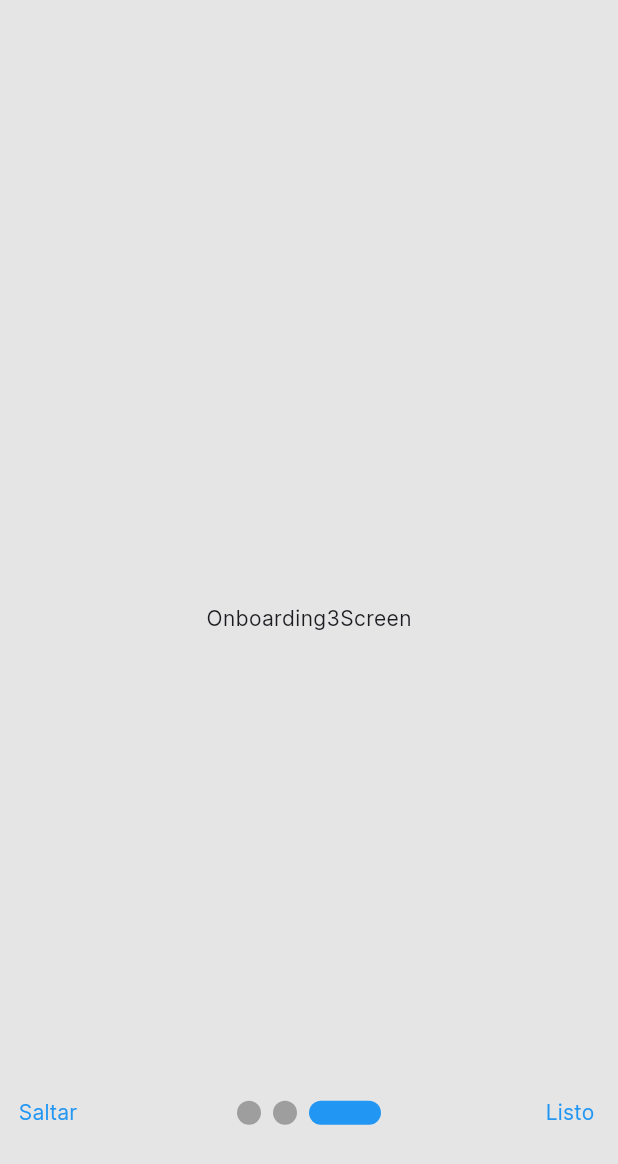
After one commit to MarianGuzman1829/APPSCOM, a Flutter app: the ContenedorOnboardingScreen screen opened by its route, after a tap on "Saltar", on a phone screen of 412 x 824 dp. The commit adds this screen. Shown: the top 1164 px of the screen. Run offline on Flutter 3.47's test engine with Material 3 defaults, Android fonts, the phone set to English and light mode, and no system bars; drawn by our look-alikes of smooth_page_indicator; our stand-ins replace animate_do, avatar_glow, device_preview, flutter_screenutil, flutter_svg, go_router and 4 more.

Commit message:
contenedor onboarding implementacion de los routes

```diff
--- /dev/null
+++ b/lib/src/screens/onboarding/components/contenedor_onboarding_screen.dart
@@ -0,0 +1,90 @@
+import 'package:flutter/material.dart';
+import 'package:appscom/src/screens/onboarding/screens_onboarding.dart';
+import 'package:flutter_screenutil/flutter_screenutil.dart';
+import 'package:smooth_page_indicator/smooth_page_indicator.dart';
+
+
+class ContenedorOnboardingScreen extends StatefulWidget {
+  static const String routename = 'ContenedorOnboarding';
+  const ContenedorOnboardingScreen({super.key});
+
+  @override
+  State<ContenedorOnboardingScreen> createState() =>
+      _ContenedorOnboardingScreenState();
+}
+
+class _ContenedorOnboardingScreenState
+    extends State<ContenedorOnboardingScreen> {
+  final PageController _controller = PageController();
+  bool ultimaPagina = false;
+
+  @override
+  Widget build(BuildContext context) {
+    return Scaffold(
+      body: SafeArea(
+        child: Stack(
+          children: [
+            // PageView
+            PageView(
+              controller: _controller,
+              onPageChanged: (index) {
+                setState(() {
+                  ultimaPagina = index == 2;
+                });
+              },
+              children: const [
+                Onboarding1Screen(),
+                Onboarding2Screen(),
+                Onboarding3Screen(),
+              ],
+            ),
+            // Controles de navegación
+            Align(
+              alignment: const Alignment(0, 0.85),
+              child: Row(
+                mainAxisAlignment: MainAxisAlignment.spaceBetween,
+                children: [
+                  // Botón "Saltar"
+                  TextButton(
+                    onPressed: () {
+                      _controller.jumpToPage(2); // Salta a la última página
+                    },
+                    child: const Text(
+                      'Saltar',
+                      style: TextStyle(color: Colors.blue),
+                    ),
+                  ),
+                  // Indicador de progreso
+                  SmoothPageIndicator(
+                    controller: _controller,
+                    count: 3,
+                    effect: const ExpandingDotsEffect(
+                      activeDotColor: Colors.blue,
+                    ),
+                  ),
+                  // Botón "Siguiente" o "Listo"
+                  TextButton(
+                    onPressed: () {
+                      if (ultimaPagina) {
+                        Navigator.pop(context); // Cierra el flujo
+                      } else {
+                        _controller.nextPage(
+                          duration: const Duration(milliseconds: 300),
+                          curve: Curves.easeInOut,
+                        );
+                      }
+                    },
+                    child: Text(
+                      ultimaPagina ? 'Listo' : 'Siguiente',
+                      style: const TextStyle(color: Colors.blue),
+                    ),
+                  ),
+                ],
+              ),
+            ),
+          ],
+        ),
+      ),
+    );
+  }
+}
--- /dev/null
+++ b/lib/src/screens/onboarding/components/onboarding_screen_1.dart
@@ -0,0 +1,15 @@
+import 'package:flutter/material.dart';
+
+class Onboarding1Screen extends StatelessWidget{
+  static const String routename ='Onboarding1';
+  const Onboarding1Screen({super.key});
+
+  @override
+  Widget build(BuildContext context){
+    return const Scaffold(
+      body: Center(
+        child: Text('Onboarding1Screen'),
+        )
+    );
+  }
+}
--- /dev/null
+++ b/lib/src/screens/onboarding/components/onboarding_screen_2.dart
@@ -0,0 +1,15 @@
+import 'package:flutter/material.dart';
+
+class Onboarding2Screen extends StatelessWidget{
+  static const String routename ='Onboarding2';
+  const Onboarding2Screen({super.key});
+
+  @override
+  Widget build(BuildContext context){
+    return const Scaffold(
+      body: Center(
+        child: Text('Onboarding2Screen'),
+        )
+    );
+  }
+}
--- /dev/null
+++ b/lib/src/screens/onboarding/components/onboarding_screen_3.dart
@@ -0,0 +1,15 @@
+import 'package:flutter/material.dart';
+
+class Onboarding3Screen extends StatelessWidget{
+  static const String routename ='Onboarding3';
+  const Onboarding3Screen({super.key});
+
+  @override
+  Widget build(BuildContext context){
+    return const Scaffold(
+      body: Center(
+        child: Text('Onboarding3Screen'),
+        )
+    );
+  }
+}
--- /dev/null
+++ b/lib/src/screens/onboarding/screens_onboarding.dart
@@ -0,0 +1,5 @@
+export 'package:appscom/src/screens/onboarding/onboarding_screen.dart';
+export 'package:appscom/src/screens/onboarding/components/contenedor_onboarding_screen.dart';
+export 'package:appscom/src/screens/onboarding/components/onboarding_screen_1.dart';
+export 'package:appscom/src/screens/onboarding/components/onboarding_screen_2.dart';
+export 'package:appscom/src/screens/onboarding/components/onboarding_screen_3.dart';
```
Also changed, not shown: lib/main.dart (+11 -2 lines), lib/src/screens/onboarding/components/animated_btn.dart (deleted, +0 -47 lines), lib/src/screens/onboarding/onboarding_screen.dart (+8 -7 lines), pubspec.yaml (+5 -4 lines), pubspec.lock.
